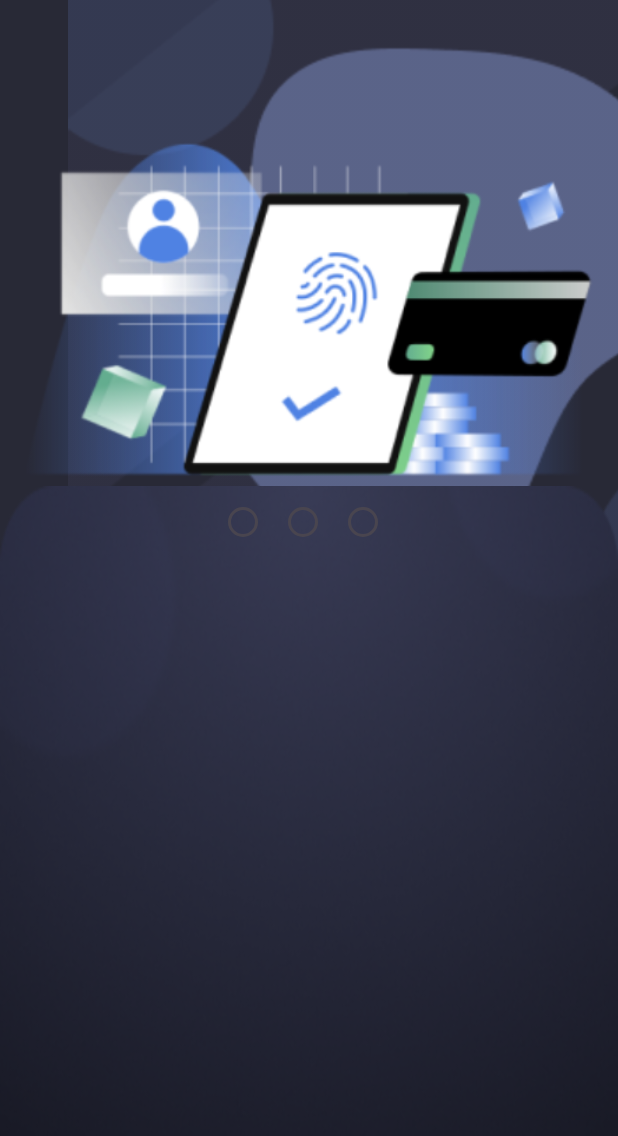
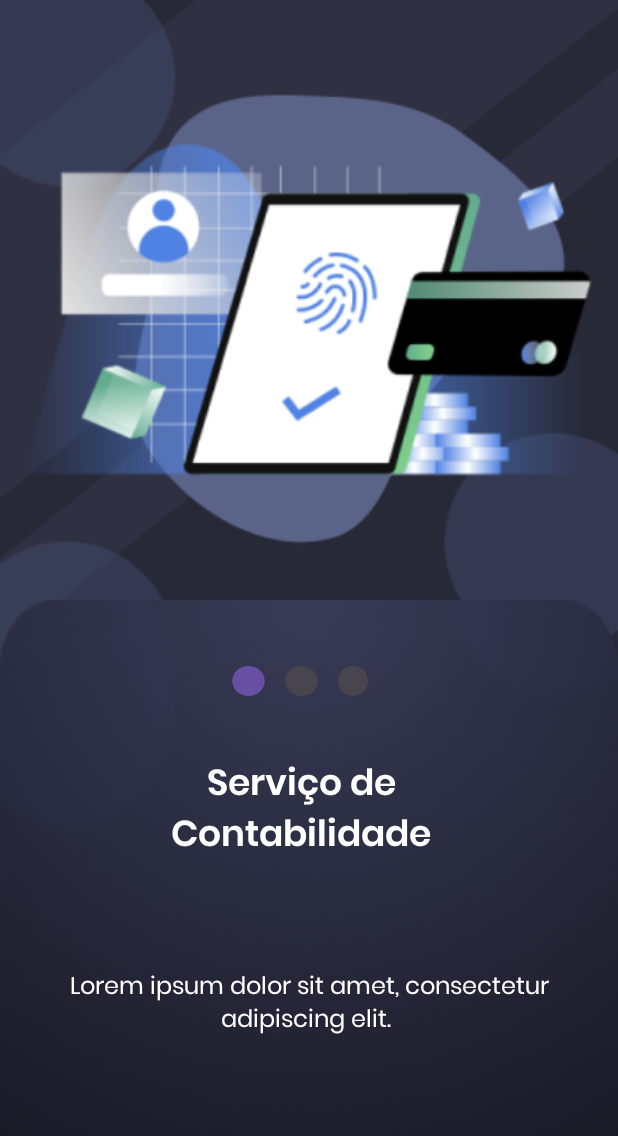
Before and after one commit to TriSeat/FinUnsize_APP, an Android app: the Splash screen opened directly, with no data from a screen before it, on a phone screen of 412 x 824 dp. Shown: the top 1136 px of the screen. Run offline under Robolectric (Android 15) with nearby library versions, the phone set to English and light mode, and no system bars.

Commit message:
Att Splash

```diff
--- /dev/null
+++ b/app/src/main/res/drawable/circleradiofalse.xml
@@ -0,0 +1,5 @@
+<vector android:height="24dp" android:tint="#A9A9A9"
+    android:viewportHeight="24" android:viewportWidth="24"
+    android:width="24dp" xmlns:android="http://schemas.android.com/apk/res/android">
+    <path android:fillColor="@android:color/white" android:pathData="M12,2C6.47,2 2,6.47 2,12s4.47,10 10,10 10,-4.47 10,-10S17.53,2 12,2z"/>
+</vector>
--- /dev/null
+++ b/app/src/main/res/drawable/circleradiotrue.xml
@@ -0,0 +1,5 @@
+<vector android:height="24dp" android:tint="#668DF1"
+    android:viewportHeight="24" android:viewportWidth="24"
+    android:width="26dp" xmlns:android="http://schemas.android.com/apk/res/android">
+    <path android:fillColor="@android:color/white" android:pathData="M12,2C6.47,2 2,6.47 2,12s4.47,10 10,10 10,-4.47 10,-10S17.53,2 12,2z"/>
+</vector>
--- a/app/src/main/res/layout/splash1.xml
+++ b/app/src/main/res/layout/splash1.xml
@@ -7,9 +7,14 @@
     android:background="#282936"
     tools:context=".presentation.activity.Splash">
 
+    <LinearLayout
+        android:layout_width="match_parent"
+        android:layout_height="match_parent"
+        android:orientation="vertical">
+
         <ImageView
             android:id="@+id/imageView"
-        android:layout_width="573.44dp"
+            android:layout_width="match_parent"
             android:layout_height="600dp"
             android:layout_marginTop="-50dp"
             app:layout_constraintTop_toTopOf="parent"
@@ -18,44 +23,119 @@
 
         <LinearLayout
             android:layout_width="match_parent"
-        android:layout_height="500dp"
+            android:layout_height="match_parent"
+            android:layout_marginTop="-150dp"
             android:background="@drawable/retangulo_splash"
-        android:orientation="horizontal"
-        app:layout_constraintBottom_toBottomOf="parent"
-        app:layout_constraintEnd_toEndOf="parent"
-        app:layout_constraintHorizontal_bias="0.0"
-        app:layout_constraintStart_toStartOf="parent"
-        app:layout_constraintTop_toBottomOf="@+id/imageView2"
-        app:layout_constraintVertical_bias="1.0"
+            android:orientation="vertical"
             android:gravity="top|center">
 
             <RadioGroup
                 android:layout_width="wrap_content"
                 android:layout_height="wrap_content"
-            android:orientation="horizontal">
+                android:orientation="horizontal"
+                android:layout_marginTop="30dp">
+
+                <FrameLayout
+                    android:layout_width="0dp"
+                    android:layout_height="wrap_content"
+                    android:layout_weight="1">
 
                     <RadioButton
-                android:id="@+id/radioButton3"
-                android:layout_width="40dp"
-                android:layout_height="match_parent"
-                android:checked="false"
-                android:drawableTint="#A9A9A9"
-                android:textAlignment="center" />
+                        android:id="@+id/color"
+                        android:layout_width="25dp"
+                        android:layout_marginEnd="10dp"
+                        android:layout_height="wrap_content"
+                        android:button="@drawable/circleradiotrue"
+                        android:checked="true"
+                        android:scaleX="1.0"
+                        android:scaleY="1.0" />
+                </FrameLayout>
 
                 <RadioButton
                     android:id="@+id/radioButton2"
-                android:layout_width="40dp"
-                android:layout_height="match_parent"
-                android:checked="false" />
+                    android:layout_width="25dp"
+                    android:layout_height="wrap_content"
+                    android:layout_marginEnd="10dp"
+                    android:button="@drawable/circleradiotrue"
+                    android:checked="false"
+                    android:scaleX="1.0"
+                    android:scaleY="1.0" />
 
                 <RadioButton
                     android:id="@+id/radioButton"
-                android:layout_width="40dp"
-                android:layout_height="match_parent" />
+                    android:layout_width="25dp"
+                    android:layout_height="wrap_content"
+                    android:layout_marginEnd="10dp"
+                    android:button="@drawable/circleradiofalse"
+                    android:checked="false"
+                    android:scaleX="1.0"
+                    android:scaleY="1.0" />
             </RadioGroup>
+
+            <LinearLayout
+                android:layout_width="370dp"
+                android:layout_height="wrap_content"
+                android:gravity="center"
+                android:orientation="vertical"
+                android:paddingRight="20dp"
+                android:layout_marginTop="25dp">
+                <LinearLayout
+                    android:layout_width="wrap_content"
+                    android:layout_height="wrap_content"
+                    android:orientation="horizontal">
+                    <TextView
+                        android:id="@+id/textView5"
+                        android:gravity="center"
+                        android:layout_width="wrap_content"
+                        android:layout_height="wrap_content"
+                        android:textColor="@color/white"
+                        android:layout_marginStart="40dp"
+                        android:paddingRight="20dp"
+                        android:layout_marginEnd="10dp"
+                        android:text="Serviço de Contabilidade"
+                        android:fontFamily="@font/poppins_semibold"
+                        android:textSize="24sp"/>
+                </LinearLayout>
+                <LinearLayout
+                    android:layout_width="wrap_content"
+                    android:layout_height="wrap_content"
+                    android:orientation="horizontal">
+                    <TextView
+                        android:id="@+id/textView7"
+                        android:layout_width="wrap_content"
+                        android:layout_height="wrap_content"
+                        android:layout_marginStart="-100dp"
+                        android:layout_marginEnd="10dp"
+                        android:fontFamily="@font/poppins_semibold"
+                        android:gravity="center"
+                        android:text="Único"
+                        android:textColor="@color/blue"
+                        android:textSize="24sp" />
+                </LinearLayout>
+            </LinearLayout>
+            <LinearLayout
+                android:layout_width="wrap_content"
+                android:layout_height="wrap_content"
+                android:orientation="vertical"
+                android:layout_marginTop="25dp"
+                tools:ignore="MissingConstraints">
+
+                <TextView
+                    android:id="@+id/textView6"
+                    android:gravity="center"
+                    android:layout_width="wrap_content"
+                    android:layout_height="wrap_content"
+                    android:layout_marginStart="40dp"
+                    android:layout_marginEnd="40dp"
+                    android:textColor="@color/white"
+                    android:text="Lorem ipsum dolor sit amet, consectetur adipiscing elit. "
+                    android:fontFamily="@font/poppins"
+                    android:textSize="16sp"/>
+            </LinearLayout>
 
         </LinearLayout>
 
+    </LinearLayout>
     <ImageView
         android:id="@+id/imageView2"
         android:layout_width="match_parent"
@@ -67,4 +147,5 @@
         app:layout_constraintVertical_bias="0.001"
         app:srcCompat="@drawable/img_splash" />
 
+
 </androidx.constraintlayout.widget.ConstraintLayout>
--- a/app/src/main/res/values/colors.xml
+++ b/app/src/main/res/values/colors.xml
@@ -19,4 +19,6 @@
     <color name="cinza_font">#D7D7D7</color>
     <color name="cinza_font2">#CCCCCC</color>
     <color name="cinza_btn">#d9d9d9</color>
+    <color name="blue">#678DF1</color>
+    <color name="gray">#A9A9A9</color>
 </resources>
```
Lines whose indentation alone changed are shown as unchanged.
